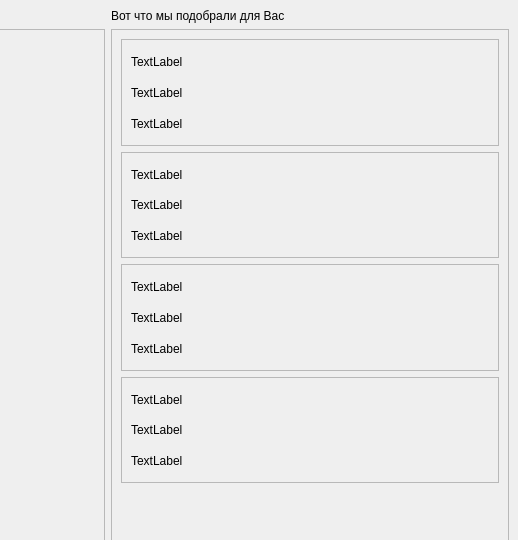
Before: the Qt Designer form mainwindow.ui in Aazmund/Be_Chef, drawn with Qt 5; both pictures show x 303 to 821 and y 0 to 540 of the 821 by 691 pixel window.
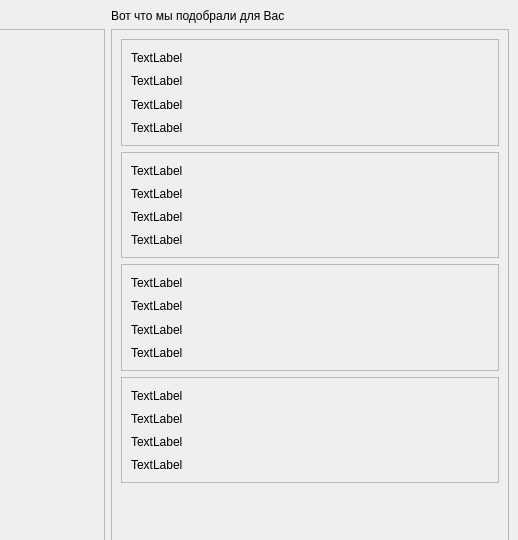
After: the same form once the commit is applied.

The edit to the form file:
```diff
--- a/mainwindow.ui
+++ b/mainwindow.ui
@@ -187,7 +187,7 @@
            <x>0</x>
            <y>0</y>
            <width>390</width>
-           <height>521</height>
+           <height>554</height>
           </rect>
          </property>
          <layout class="QVBoxLayout" name="verticalLayout_4">
@@ -221,6 +221,13 @@
                </property>
               </widget>
              </item>
+             <item>
+              <widget class="QLabel" name="label_3">
+               <property name="text">
+                <string>TextLabel</string>
+               </property>
+              </widget>
+             </item>
             </layout>
            </widget>
           </item>
@@ -254,6 +261,13 @@
                </property>
               </widget>
              </item>
+             <item>
+              <widget class="QLabel" name="label_4">
+               <property name="text">
+                <string>TextLabel</string>
+               </property>
+              </widget>
+             </item>
             </layout>
            </widget>
           </item>
@@ -287,6 +301,13 @@
                </property>
               </widget>
              </item>
+             <item>
+              <widget class="QLabel" name="label_5">
+               <property name="text">
+                <string>TextLabel</string>
+               </property>
+              </widget>
+             </item>
             </layout>
            </widget>
           </item>
@@ -320,6 +341,13 @@
                </property>
               </widget>
              </item>
+             <item>
+              <widget class="QLabel" name="label_6">
+               <property name="text">
+                <string>TextLabel</string>
+               </property>
+              </widget>
+             </item>
             </layout>
            </widget>
           </item>
```
